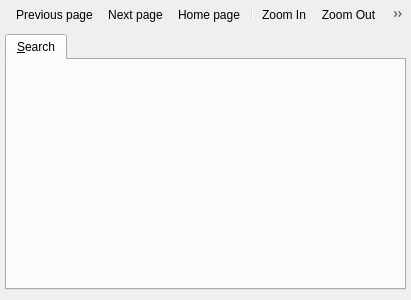
Above: v2/branches/dev/plugins/child/QtAssistant/src/ui/QtAssistantBrowser.ui from testmana2/mks before the change. Below: the same form after it.
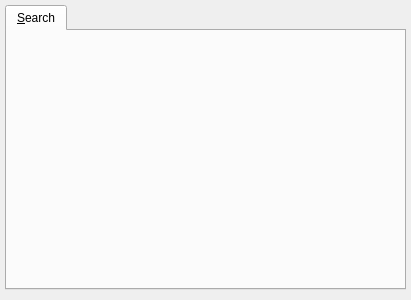
That is the form after the change. Icons and pictures are not drawn. Custom widgets are drawn as their Qt base class.

```diff
--- a/v2/branches/dev/plugins/child/QtAssistant/src/ui/QtAssistantBrowser.ui
+++ b/v2/branches/dev/plugins/child/QtAssistant/src/ui/QtAssistantBrowser.ui
@@ -16,56 +16,23 @@
    <property name="spacing" >
     <number>5</number>
    </property>
-   <property name="leftMargin" >
+   <property name="margin">
     <number>5</number>
    </property>
-   <property name="topMargin" >
-    <number>0</number>
-   </property>
-   <property name="rightMargin" >
-    <number>5</number>
-   </property>
-   <property name="bottomMargin" >
-    <number>5</number>
-   </property>
    <item>
-    <widget class="QToolBar" name="tbButtons" >
-     <property name="iconSize" >
-      <size>
-       <width>16</width>
-       <height>16</height>
-      </size>
-     </property>
-     <property name="floatable" >
-      <bool>false</bool>
-     </property>
-     <addaction name="aPrevious" />
-     <addaction name="aNext" />
-     <addaction name="aHome" />
-     <addaction name="separator" />
-     <addaction name="aZoomIn" />
-     <addaction name="aZoomOut" />
-     <addaction name="aZoomReset" />
-     <addaction name="separator" />
-     <addaction name="aFindInText" />
-     <addaction name="aPreviousTab" />
-     <addaction name="aNextTab" />
-    </widget>
-   </item>
-   <item>
-    <widget class="QTabWidget" name="twPages" >
-     <property name="currentIndex" >
+    <widget class="QTabWidget" name="twPages">
+     <property name="currentIndex">
       <number>0</number>
      </property>
-     <widget class="QWidget" name="wSearch" >
-      <attribute name="title" >
-       <string>&amp;Search</string>
-      </attribute>
-      <attribute name="icon" >
-       <iconset resource="../resources/QtAssistant.qrc" >
+     <widget class="QWidget" name="wSearch">
+      <attribute name="icon">
+       <iconset resource="../resources/QtAssistant.qrc">
         <normaloff>:/icons/find.png</normaloff>:/icons/find.png</iconset>
       </attribute>
-      <layout class="QVBoxLayout" name="vlSearch" />
+      <attribute name="title">
+       <string>&amp;Search</string>
+      </attribute>
+      <layout class="QVBoxLayout" name="vlSearch"/>
      </widget>
     </widget>
    </item>
```
Left out of the diff: 105 changed lines with no effect on the pictures.
